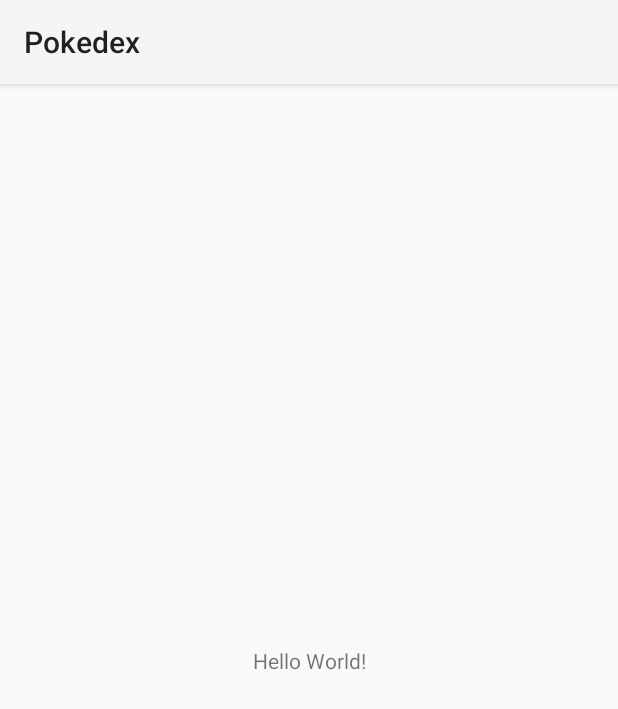
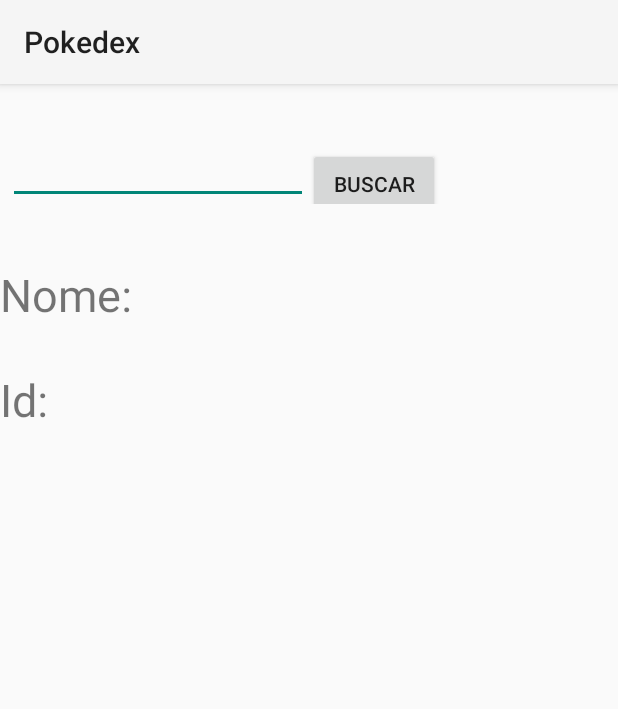
Before and after one commit to Pteroto/Pokedex, an Android app: the screen it shows after launch (MainActivity), on a phone screen of 412 x 824 dp. Shown: the top 709 px of the screen. Run offline under Robolectric (Android 15) with nearby library versions, the phone set to English and light mode, and no system bars.

Commit message:
Criação da Tela com TextViews e EditText para realização de busca no json e apresentação do retorno.

```diff
--- a/app/src/main/java/com/doubleg/pokedex/MainActivity.kt
+++ b/app/src/main/java/com/doubleg/pokedex/MainActivity.kt
@@ -2,6 +2,9 @@ package com.doubleg.pokedex
 
 import android.os.Bundle
 import android.util.Log
+import android.widget.Button
+import android.widget.EditText
+import android.widget.TextView
 import androidx.appcompat.app.AppCompatActivity
 import retrofit2.Call
 import retrofit2.Callback
@@ -15,6 +18,12 @@ class MainActivity : AppCompatActivity() {
         super.onCreate(savedInstanceState)
         setContentView(R.layout.activity_main)
 
+
+        val nomePokemon = findViewById<TextView>(R.id.TextViewNomePokemon)
+        val idPokemon = findViewById<TextView>(R.id.TextViewIdPokemon)
+        val chaveBusca = findViewById<EditText>(R.id.EditTextChave)
+        val buscar = findViewById<Button>(R.id.bttBuscar)
+
         val retrofit = Retrofit.Builder()
             .baseUrl("https://pokeapi.co/api/v2/")
             .addConverterFactory(MoshiConverterFactory.create())
@@ -22,13 +31,19 @@ class MainActivity : AppCompatActivity() {
 
         val service: PokemonService = retrofit.create(PokemonService::class.java)
 
-        service.getPokemon("bulbasaur").enqueue(object : Callback<Pokemon> {
+
+        buscar.setOnClickListener {
+
+            service.getPokemon(chaveBusca.text.toString()).enqueue(object : Callback<Pokemon> {
                 override fun onResponse(call: Call<Pokemon>, response: Response<Pokemon>) {
                     if (response.isSuccessful) {
-                    val name = response.body()?.name
-                    Log.d("TESTE", name ?: "")
-                    val id = response.body()?.id
-                    Log.d("TESTE", id.toString())
+
+                        nomePokemon.text = (response.body()?.name)
+
+
+                        idPokemon.text = (response.body()?.id).toString()
+
+
                     }
                 }
 
@@ -36,5 +51,12 @@ class MainActivity : AppCompatActivity() {
                     Log.d("TESTE", t.message ?: "")
                 }
             })
+
+
         }
+
+
     }
+
+
+}
--- a/app/src/main/java/com/doubleg/pokedex/Pokemon.kt
+++ b/app/src/main/java/com/doubleg/pokedex/Pokemon.kt
@@ -1,3 +1,3 @@
 package com.doubleg.pokedex
 
-data class Pokemon(val name: String, val id: Int)
+data class Pokemon(var name: String, var id: Int)
--- a/app/src/main/res/layout/activity_main.xml
+++ b/app/src/main/res/layout/activity_main.xml
@@ -1,18 +1,86 @@
 <?xml version="1.0" encoding="utf-8"?>
-<androidx.constraintlayout.widget.ConstraintLayout xmlns:android="http://schemas.android.com/apk/res/android"
-    xmlns:app="http://schemas.android.com/apk/res-auto"
+<ScrollView xmlns:android="http://schemas.android.com/apk/res/android"
     xmlns:tools="http://schemas.android.com/tools"
     android:layout_width="match_parent"
-    android:layout_height="match_parent"
-    tools:context=".MainActivity">
+    android:layout_height="match_parent">
 
-    <TextView
-        android:layout_width="wrap_content"
+    <LinearLayout
+        android:layout_width="match_parent"
         android:layout_height="wrap_content"
-        android:text="Hello World!"
-        app:layout_constraintBottom_toBottomOf="parent"
-        app:layout_constraintLeft_toLeftOf="parent"
-        app:layout_constraintRight_toRightOf="parent"
-        app:layout_constraintTop_toTopOf="parent" />
+        android:gravity="center"
+        android:orientation="vertical">
 
-</androidx.constraintlayout.widget.ConstraintLayout>
+
+        <LinearLayout
+            android:layout_width="match_parent"
+            android:layout_height="wrap_content"
+            android:layout_gravity="center"
+            android:layout_marginHorizontal="5dp"
+            android:layout_marginVertical="30dp"
+            android:orientation="horizontal">
+
+            <EditText
+                android:id="@+id/EditTextChave"
+                android:layout_width="200dp"
+                android:layout_height="50dp"
+                android:textSize="30dp" />
+
+            <Button
+                android:id="@+id/bttBuscar"
+                android:layout_width="wrap_content"
+                android:layout_height="wrap_content"
+                android:text="Buscar" />
+
+        </LinearLayout>
+
+        <LinearLayout
+            android:layout_width="match_parent"
+            android:layout_height="wrap_content"
+            android:layout_gravity="center"
+            android:layout_marginVertical="10dp"
+            android:orientation="horizontal">
+
+
+            <TextView
+                android:id="@+id/TextView1NomePokemon"
+                android:layout_width="wrap_content"
+                android:layout_height="wrap_content"
+                android:text="Nome: "
+                android:textSize="30dp" />
+
+            <TextView
+                android:id="@+id/TextViewNomePokemon"
+                android:layout_width="200dp"
+                android:layout_height="50dp"
+                android:textSize="30dp" />
+
+        </LinearLayout>
+
+        <LinearLayout
+            android:layout_width="match_parent"
+            android:layout_height="wrap_content"
+            android:layout_gravity="center"
+            android:layout_marginVertical="10dp"
+            android:orientation="horizontal">
+
+
+            <TextView
+                android:id="@+id/TextView1IdPokemon"
+                android:layout_width="wrap_content"
+                android:layout_height="wrap_content"
+                android:text="Id: "
+                android:textSize="30dp" />
+
+            <TextView
+                android:id="@+id/TextViewIdPokemon"
+                android:layout_width="200dp"
+                android:layout_height="50dp"
+                android:textSize="30dp" />
+
+        </LinearLayout>
+
+
+    </LinearLayout>
+
+
+</ScrollView>
```
Lines whose indentation alone changed are shown as unchanged.
